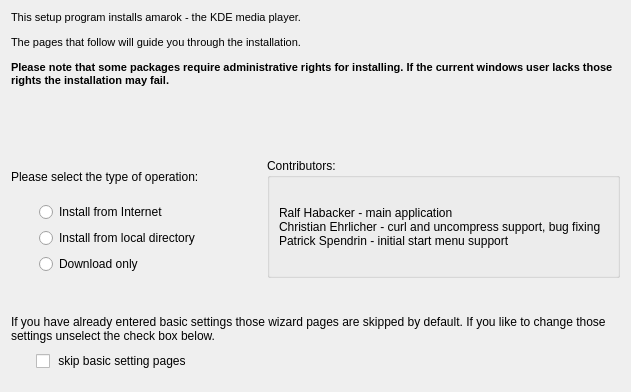
This is gui/themes/amarok/titlepage.ui in KDE/kdewin-installer as Qt 5 draws it before an edit. The edited form follows.
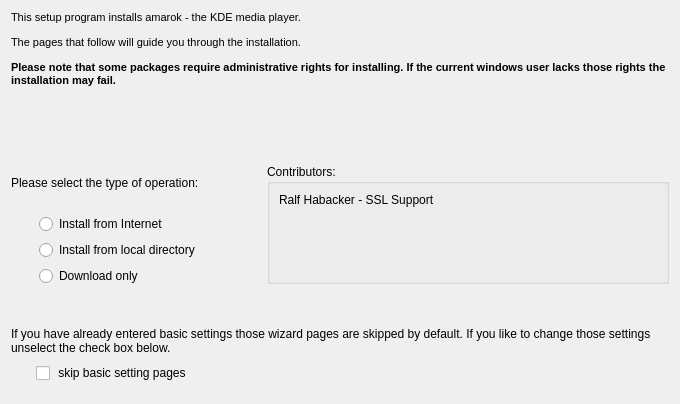
This is the edited form.

Patch:
```diff
--- a/gui/themes/amarok/titlepage.ui
+++ b/gui/themes/amarok/titlepage.ui
@@ -1,12 +1,12 @@
 <ui version="4.0" >
  <class>TitlePage</class>
- <widget class="QWidget" name="TitlePage" >
-  <property name="geometry" >
+ <widget class="QWidget" name="TitlePage">
+  <property name="geometry">
    <rect>
     <x>0</x>
     <y>0</y>
-    <width>631</width>
-    <height>392</height>
+    <width>680</width>
+    <height>404</height>
    </rect>
   </property>
   <property name="windowTitle" >
@@ -178,17 +178,30 @@
      <item>
       <layout class="QVBoxLayout" name="verticalLayout_4" >
        <item>
-        <widget class="QGroupBox" name="groupBox" >
-         <property name="title" >
+        <widget class="QGroupBox" name="groupBox">
+         <property name="minimumSize">
+          <size>
+           <width>0</width>
+           <height>120</height>
+          </size>
+         </property>
+         <property name="maximumSize">
+          <size>
+           <width>16777215</width>
+           <height>120</height>
+          </size>
+         </property>
+         <property name="title">
           <string>Contributors:</string>
          </property>
          <layout class="QVBoxLayout" name="verticalLayout_2" >
           <item>
-           <widget class="QLabel" name="label_3" >
-            <property name="text" >
-             <string>Ralf Habacker - main application
-Christian Ehrlicher - curl and uncompress support, bug fixing
-Patrick Spendrin - initial start menu support</string>
+           <widget class="QLabel" name="label_3">
+            <property name="text">
+             <string>Ralf Habacker - SSL Support</string>
+            </property>
+            <property name="alignment">
+             <set>Qt::AlignLeading|Qt::AlignLeft|Qt::AlignTop</set>
             </property>
            </widget>
           </item>
```
Left out of the diff: 175 changed lines with no effect on the pictures.
